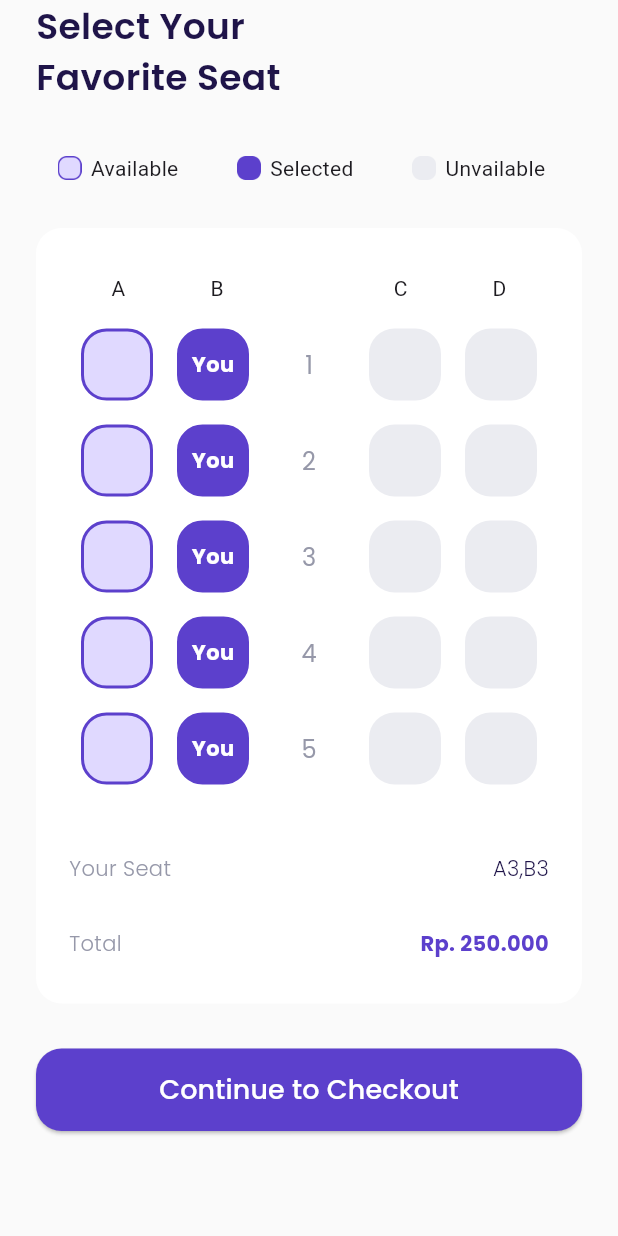
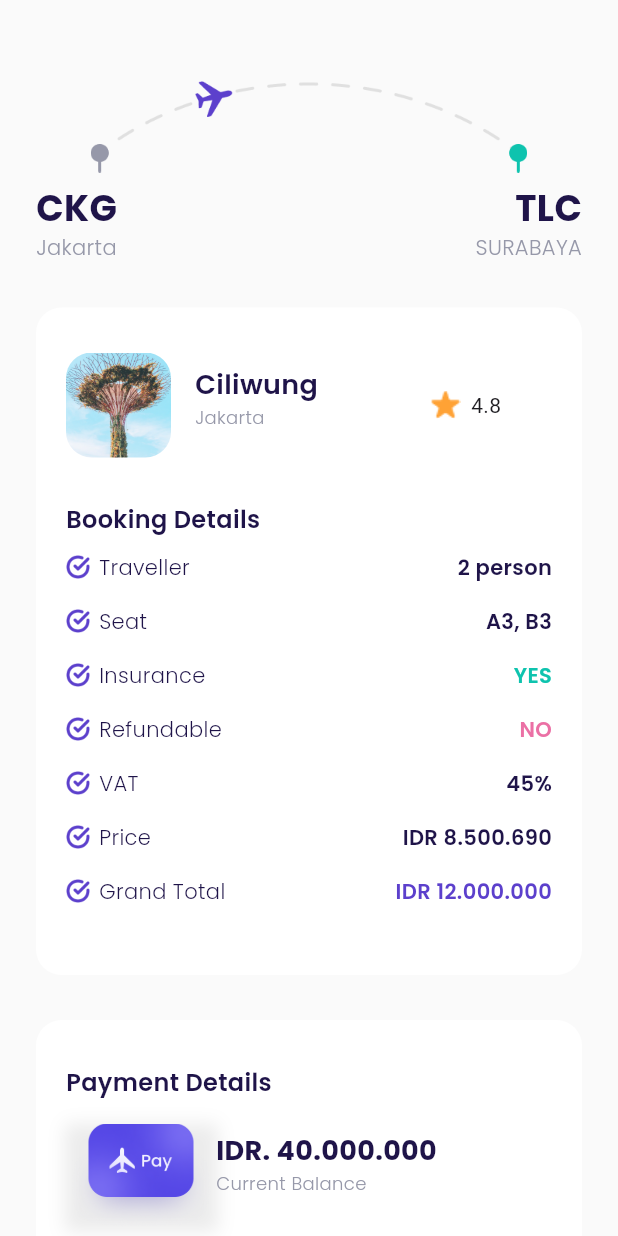
Before and after one commit to ahmadgalang/FlutterTravel, a Flutter app: the ChooseSeatPage screen opened directly, after a tap on "Continue to Checkout", on a phone screen of 412 x 824 dp. Run offline on Flutter 3.47's test engine with Material 3 defaults, Android fonts, the phone set to English and light mode, and no system bars; our stand-ins replace google_fonts.

Commit message:
no message

```diff
--- /dev/null
+++ b/lib/ui/pages/checkout_page.dart
@@ -0,0 +1,262 @@
+import 'package:flutter/material.dart';
+import 'package:flutter_travel/shared/theme.dart';
+import 'package:flutter_travel/ui/widgets/booking_detail_item.dart';
+import 'package:flutter_travel/ui/widgets/custom_button.dart';
+
+class CheckOutPage extends StatefulWidget {
+  const CheckOutPage({super.key});
+
+  @override
+  State<CheckOutPage> createState() => _CheckOutPageState();
+}
+
+class _CheckOutPageState extends State<CheckOutPage> {
+  @override
+  Widget build(BuildContext context) {
+    Widget route() {
+      return Column(
+        children: [
+          Container(
+            margin: const EdgeInsets.only(top: 50),
+            width: 291,
+            height: 65,
+            decoration: const BoxDecoration(
+              image:
+                  DecorationImage(image: AssetImage('assets/images/route.png')),
+            ),
+          ),
+          const SizedBox(
+            height: 6,
+          ),
+          Row(
+            mainAxisAlignment: MainAxisAlignment.spaceBetween,
+            children: [
+              Column(
+                crossAxisAlignment: CrossAxisAlignment.start,
+                children: [
+                  Text(
+                    'CKG',
+                    style: secondaryTextStyle.copyWith(
+                        fontSize: 24, fontWeight: bold),
+                  ),
+                  Text(
+                    'Jakarta',
+                    style:
+                        greyTextStyle.copyWith(fontSize: 14, fontWeight: light),
+                  ),
+                ],
+              ),
+              Column(
+                crossAxisAlignment: CrossAxisAlignment.end,
+                children: [
+                  Text(
+                    'TLC',
+                    style: secondaryTextStyle.copyWith(
+                        fontSize: 24, fontWeight: bold),
+                  ),
+                  Text(
+                    'SURABAYA',
+                    style:
+                        greyTextStyle.copyWith(fontSize: 14, fontWeight: light),
+                  ),
+                ],
+              ),
+            ],
+          )
+        ],
+      );
+    }
+
+    Widget detailTransaction() {
+      return Container(
+        margin: const EdgeInsets.only(top: 30),
+        decoration: BoxDecoration(
+            color: kwhiteColor,
+            borderRadius: BorderRadius.circular(defaultRadius)),
+        padding: const EdgeInsets.symmetric(horizontal: 20, vertical: 30),
+        child: Column(
+          children: [
+            Row(
+              children: [
+                Container(
+                  height: 70,
+                  width: 70,
+                  margin: const EdgeInsets.only(right: 16),
+                  decoration: BoxDecoration(
+                      image: const DecorationImage(
+                          image: AssetImage('assets/images/travel_five.png'),
+                          fit: BoxFit.cover),
+                      borderRadius:
+                          BorderRadius.all(Radius.circular(defaultRadius))),
+                ),
+                Container(
+                  width: 124,
+                  height: 53,
+                  margin: const EdgeInsets.only(right: 31),
+                  child: Column(
+                    crossAxisAlignment: CrossAxisAlignment.start,
+                    children: [
+                      Text(
+                        'Ciliwung',
+                        style: secondaryTextStyle.copyWith(
+                            fontWeight: semiBold, fontSize: 18),
+                      ),
+                      Text(
+                        'Jakarta',
+                        style: greyTextStyle.copyWith(
+                            fontWeight: light, fontSize: 12),
+                      )
+                    ],
+                  ),
+                ),
+                Row(
+                  children: [
+                    Container(
+                      height: 24,
+                      width: 24,
+                      decoration: const BoxDecoration(
+                        image: DecorationImage(
+                          image: AssetImage('assets/icons/ic_star.png'),
+                        ),
+                      ),
+                    ),
+                    const SizedBox(
+                      width: 5,
+                    ),
+                    const Text('4.8')
+                  ],
+                )
+              ],
+            ),
+            Container(
+              margin: const EdgeInsets.only(top: 30, bottom: 10),
+              child: Row(
+                mainAxisAlignment: MainAxisAlignment.start,
+                children: [
+                  Text(
+                    'Booking Details',
+                    style: secondaryTextStyle.copyWith(
+                        fontWeight: semiBold, fontSize: 16),
+                  ),
+                ],
+              ),
+            ),
+            BookingDetailItem(
+              title: 'Traveller',
+              value: '2 person',
+              valueColor: kBlackColor,
+            ),
+            BookingDetailItem(
+              title: 'Seat',
+              value: 'A3, B3',
+              valueColor: kBlackColor,
+            ),
+            BookingDetailItem(
+              title: 'Insurance',
+              value: 'YES',
+              valueColor: kGreenColor,
+            ),
+            BookingDetailItem(
+              title: 'Refundable',
+              value: 'NO',
+              valueColor: kRedColor,
+            ),
+            BookingDetailItem(
+              title: 'VAT',
+              value: '45%',
+              valueColor: kBlackColor,
+            ),
+            BookingDetailItem(
+              title: 'Price',
+              value: 'IDR 8.500.690',
+              valueColor: kBlackColor,
+            ),
+            BookingDetailItem(
+              title: 'Grand Total',
+              value: 'IDR 12.000.000',
+              valueColor: kPrimaryColor,
+            ),
+          ],
+        ),
+      );
+    }
+
+    Widget paymentsDetail() {
+      return Container(
+        margin: const EdgeInsets.only(top: 30, bottom: 30),
+        decoration: BoxDecoration(
+            color: kwhiteColor,
+            borderRadius: BorderRadius.circular(defaultRadius)),
+        padding: const EdgeInsets.symmetric(horizontal: 20, vertical: 30),
+        child: Column(
+          crossAxisAlignment: CrossAxisAlignment.start,
+          children: [
+            Text(
+              'Payment Details',
+              style: secondaryTextStyle.copyWith(
+                  fontSize: 16, fontWeight: semiBold),
+            ),
+            Row(
+              mainAxisAlignment: MainAxisAlignment.start,
+              children: [
+                Container(
+                  margin: EdgeInsets.only(top: 16),
+                  width: 100,
+                  height: 70,
+                  decoration: BoxDecoration(
+                    image: DecorationImage(
+                      image: AssetImage('assets/icons/wall.png'),
+                    ),
+                    boxShadow: [
+                      BoxShadow(
+                        color: Colors.grey.withOpacity(0.2), // Warna bayangan
+                        spreadRadius: 1, // Menyebar radius bayangan
+                        blurRadius: 9, // Radius blur bayangan
+                        offset: Offset(0,
+                            1), // Posisi offset bayangan, [horizontal, vertical]
+                      ),
+                    ],
+                  ),
+                ),
+                Column(
+                  crossAxisAlignment: CrossAxisAlignment.start,
+                  children: [
+                    Text('IDR. 40.000.000',
+                        style: secondaryTextStyle.copyWith(
+                            fontSize: 18, fontWeight: bold)),
+                    Text('Current Balance',
+                        style: greyTextStyle.copyWith(
+                            fontSize: 12, fontWeight: light))
+                  ],
+                )
+              ],
+            )
+          ],
+        ),
+      );
+    }
+
+    Widget payNowButton() {
+      return Container(
+        margin: EdgeInsets.only(bottom: 84),
+        child: CustomButton(
+          title: 'Pay Now',
+          onPressed: () {},
+        ),
+      );
+    }
+
+    return Scaffold(
+      backgroundColor: kBackgroundColor,
+      body: ListView(
+        padding: EdgeInsets.symmetric(horizontal: defaultMargin),
+        children: [
+          route(),
+          detailTransaction(),
+          paymentsDetail(),
+          payNowButton()
+        ],
+      ),
+    );
+  }
+}
--- a/lib/ui/pages/choose_seat_page.dart
+++ b/lib/ui/pages/choose_seat_page.dart
@@ -1,5 +1,6 @@
 import 'package:flutter/material.dart';
 import 'package:flutter_travel/shared/theme.dart';
+import 'package:flutter_travel/ui/pages/checkout_page.dart';
 import 'package:flutter_travel/ui/widgets/custom_button.dart';
 import 'package:flutter_travel/ui/widgets/custom_seat_page.dart';
 
@@ -112,7 +113,7 @@ class _ChooseSeatPageState extends State<ChooseSeatPage> {
                 const CustomSeat(status: 2),
                 const CustomSeat(status: 1),
                 Container(
-                  padding: EdgeInsets.only(bottom: 15),
+                  padding: const EdgeInsets.only(bottom: 15),
                   width: 48,
                   height: 48,
                   child: Center(
@@ -132,7 +133,7 @@ class _ChooseSeatPageState extends State<ChooseSeatPage> {
                 const CustomSeat(status: 2),
                 const CustomSeat(status: 1),
                 Container(
-                  padding: EdgeInsets.only(bottom: 15),
+                  padding: const EdgeInsets.only(bottom: 15),
                   width: 48,
                   height: 48,
                   child: Center(
@@ -152,7 +153,7 @@ class _ChooseSeatPageState extends State<ChooseSeatPage> {
                 const CustomSeat(status: 2),
                 const CustomSeat(status: 1),
                 Container(
-                  padding: EdgeInsets.only(bottom: 15),
+                  padding: const EdgeInsets.only(bottom: 15),
                   width: 48,
                   height: 48,
                   child: Center(
@@ -172,7 +173,7 @@ class _ChooseSeatPageState extends State<ChooseSeatPage> {
                 const CustomSeat(status: 2),
                 const CustomSeat(status: 1),
                 Container(
-                  padding: EdgeInsets.only(bottom: 15),
+                  padding: const EdgeInsets.only(bottom: 15),
                   width: 48,
                   height: 48,
                   child: Center(
@@ -192,7 +193,7 @@ class _ChooseSeatPageState extends State<ChooseSeatPage> {
                 const CustomSeat(status: 2),
                 const CustomSeat(status: 1),
                 Container(
-                  padding: EdgeInsets.only(bottom: 15),
+                  padding: const EdgeInsets.only(bottom: 15),
                   width: 48,
                   height: 48,
                   child: Center(
@@ -209,7 +210,7 @@ class _ChooseSeatPageState extends State<ChooseSeatPage> {
 
             // NOTE :
             Container(
-              margin: EdgeInsets.only(top: 30),
+              margin: const EdgeInsets.only(top: 30),
               child: Row(
                 mainAxisAlignment: MainAxisAlignment.spaceBetween,
                 children: [
@@ -225,7 +226,7 @@ class _ChooseSeatPageState extends State<ChooseSeatPage> {
               ),
             ),
             Container(
-              margin: EdgeInsets.only(top: 30),
+              margin: const EdgeInsets.only(top: 30),
               child: Row(
                 mainAxisAlignment: MainAxisAlignment.spaceBetween,
                 children: [
@@ -247,10 +248,17 @@ class _ChooseSeatPageState extends State<ChooseSeatPage> {
 
     Widget checkoutButton() {
       return Container(
-        margin: EdgeInsets.symmetric(vertical: 30),
+        margin: const EdgeInsets.symmetric(vertical: 30),
         child: CustomButton(
           title: "Continue to Checkout",
-          onPressed: () {},
+          onPressed: () {
+            Navigator.push(
+              context,
+              MaterialPageRoute(
+                builder: (context) => const CheckOutPage(),
+              ),
+            );
+          },
         ),
       );
     }
--- /dev/null
+++ b/lib/ui/widgets/booking_detail_item.dart
@@ -0,0 +1,51 @@
+import 'package:flutter/material.dart';
+import '../../shared/theme.dart';
+
+class BookingDetailItem extends StatelessWidget {
+  final String title;
+  final String value;
+  final Color valueColor;
+
+  const BookingDetailItem({
+    Key? key,
+    required this.title,
+    required this.value,
+    required this.valueColor,
+  }) : super(key: key);
+
+  @override
+  Widget build(BuildContext context) {
+    return Container(
+      margin: const EdgeInsets.only(bottom: 16),
+      child: Row(
+        mainAxisAlignment: MainAxisAlignment.start,
+        children: [
+          Container(
+            height: 16,
+            width: 16,
+            margin: const EdgeInsets.only(right: 6),
+            decoration: const BoxDecoration(
+              color: Colors
+                  .transparent, // Tambahkan warna atau backgroundBlendMode
+              image: DecorationImage(
+                image: AssetImage(
+                  'assets/icons/ic_checklist.png',
+                ),
+              ),
+            ),
+          ),
+          Text(
+            title,
+            style: secondaryTextStyle.copyWith(fontWeight: light, fontSize: 14),
+          ),
+          const Spacer(),
+          Text(
+            value,
+            style: secondaryTextStyle.copyWith(
+                fontWeight: semiBold, fontSize: 14, color: valueColor),
+          )
+        ],
+      ),
+    );
+  }
+}
```
Also changed, not shown: assets/icons/wall.png (added), assets/icons/wallet.png (added), assets/images/route.png (added).
